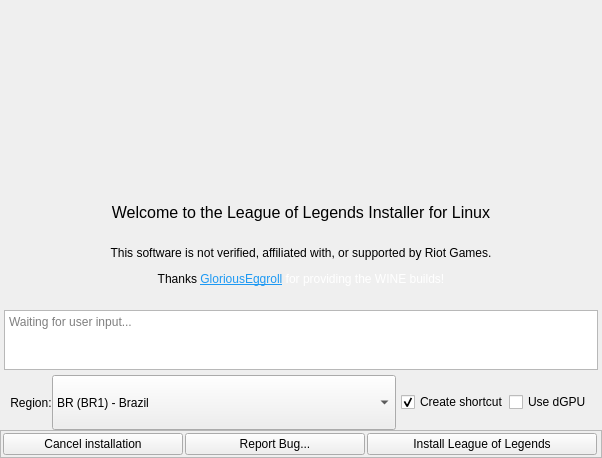
Qt form python_src/ui/installer.ui (polkaulfield/lol-for-linux-installer) before a commit.
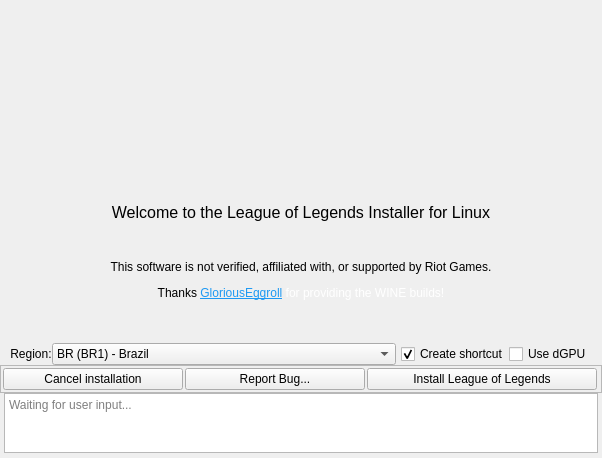
The same form after that commit. Icons and pictures are not drawn.

Commit message: [UI] Move logbox to the  bottom

The edit to the form file:
```diff
--- a/python_src/ui/installer.ui
+++ b/python_src/ui/installer.ui
@@ -245,76 +245,6 @@
          <item>
           <layout class="QHBoxLayout" name="horizontalLayout_5"/>
          </item>
-         <item>
-          <layout class="QHBoxLayout" name="horizontalLayout_3">
-           <property name="leftMargin">
-            <number>0</number>
-           </property>
-           <item>
-            <spacer name="horizontalSpacer_5">
-             <property name="orientation">
-              <enum>Qt::Horizontal</enum>
-             </property>
-             <property name="sizeType">
-              <enum>QSizePolicy::Fixed</enum>
-             </property>
-             <property name="sizeHint" stdset="0">
-              <size>
-               <width>4</width>
-               <height>10</height>
-              </size>
-             </property>
-            </spacer>
-           </item>
-           <item>
-            <widget class="QTextEdit" name="textOutput">
-             <property name="enabled">
-              <bool>true</bool>
-             </property>
-             <property name="sizePolicy">
-              <sizepolicy hsizetype="Expanding" vsizetype="Expanding">
-               <horstretch>0</horstretch>
-               <verstretch>0</verstretch>
-              </sizepolicy>
-             </property>
-             <property name="maximumSize">
-              <size>
-               <width>98798</width>
-               <height>60</height>
-              </size>
-             </property>
-             <property name="frameShape">
-              <enum>QFrame::StyledPanel</enum>
-             </property>
-             <property name="frameShadow">
-              <enum>QFrame::Sunken</enum>
-             </property>
-             <property name="readOnly">
-              <bool>true</bool>
-             </property>
-             <property name="placeholderText">
-              <string>Waiting for user input...</string>
-             </property>
-            </widget>
-           </item>
-           <item>
-            <spacer name="horizontalSpacer_3">
-             <property name="orientation">
-              <enum>Qt::Horizontal</enum>
-             </property>
-             <property name="sizeType">
-              <enum>QSizePolicy::Fixed</enum>
-             </property>
-             <property name="sizeHint" stdset="0">
-              <size>
-               <width>4</width>
-               <height>5</height>
-              </size>
-             </property>
-            </spacer>
-           </item>
-          </layout>
-         </item>
          <item>
           <layout class="QVBoxLayout" name="verticalLayout">
            <property name="spacing">
@@ -666,6 +596,79 @@
              </layout>
             </widget>
            </item>
+           <item>
+            <layout class="QHBoxLayout" name="horizontalLayout_3">
+             <property name="leftMargin">
+              <number>0</number>
+             </property>
+             <property name="bottomMargin">
+              <number>5</number>
+             </property>
+             <item>
+              <spacer name="horizontalSpacer_5">
+               <property name="orientation">
+                <enum>Qt::Horizontal</enum>
+               </property>
+               <property name="sizeType">
+                <enum>QSizePolicy::Fixed</enum>
+               </property>
+               <property name="sizeHint" stdset="0">
+                <size>
+                 <width>4</width>
+                 <height>10</height>
+                </size>
+               </property>
+              </spacer>
+             </item>
+             <item>
+              <widget class="QTextEdit" name="textOutput">
+               <property name="enabled">
+                <bool>true</bool>
+               </property>
+               <property name="sizePolicy">
+                <sizepolicy hsizetype="Expanding" vsizetype="Expanding">
+                 <horstretch>0</horstretch>
+                 <verstretch>0</verstretch>
+                </sizepolicy>
+               </property>
+               <property name="maximumSize">
+                <size>
+                 <width>98798</width>
+                 <height>60</height>
+                </size>
+               </property>
+               <property name="frameShape">
+                <enum>QFrame::StyledPanel</enum>
+               </property>
+               <property name="frameShadow">
+                <enum>QFrame::Sunken</enum>
+               </property>
+               <property name="readOnly">
+                <bool>true</bool>
+               </property>
+               <property name="placeholderText">
+                <string>Waiting for user input...</string>
+               </property>
+              </widget>
+             </item>
+             <item>
+              <spacer name="horizontalSpacer_3">
+               <property name="orientation">
+                <enum>Qt::Horizontal</enum>
+               </property>
+               <property name="sizeType">
+                <enum>QSizePolicy::Fixed</enum>
+               </property>
+               <property name="sizeHint" stdset="0">
+                <size>
+                 <width>4</width>
+                 <height>5</height>
+                </size>
+               </property>
+              </spacer>
+             </item>
+            </layout>
+           </item>
           </layout>
          </item>
         </layout>
```
Left out of the diff: 3 changed lines with no effect on the pictures.
